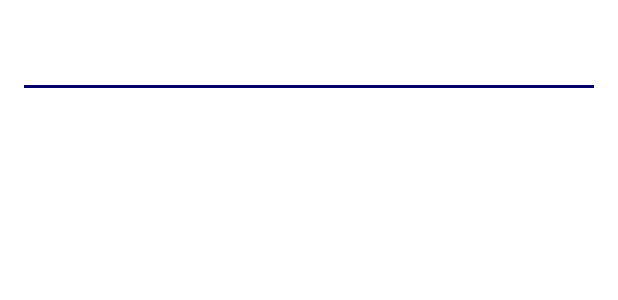
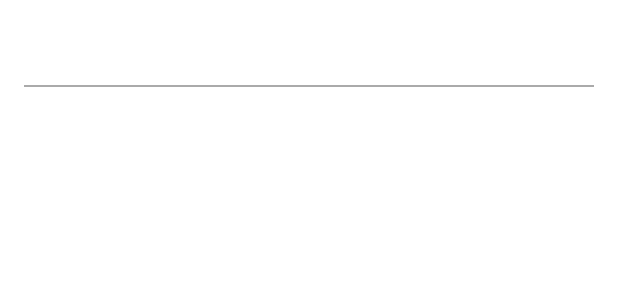
Before and after one commit to AdiJr/Hal-062, an Android app: the layout devices_list.xml on its own in the app's theme, with its tools: preview values and no code run, on a phone screen of 412 x 824 dp. Shown: the top 300 px of the screen. Run offline under Robolectric (Android 15) with nearby library versions, the phone set to English and light mode, and no system bars.

```diff
--- a/app/src/main/res/layout/devices_list.xml
+++ b/app/src/main/res/layout/devices_list.xml
@@ -36,11 +36,11 @@
     <View
         android:id="@+id/view"
         android:layout_width="0dp"
-        android:layout_height="2dp"
+        android:layout_height="1dp"
         android:layout_marginStart="16dp"
         android:layout_marginTop="3dp"
         android:layout_marginEnd="16dp"
-        android:background="@color/colorPrimary"
+        android:background="@android:color/darker_gray"
         app:layout_constraintBottom_toBottomOf="parent"
         app:layout_constraintEnd_toEndOf="parent"
         app:layout_constraintStart_toStartOf="parent"
```
Also changed, not shown: app/src/main/java/pl/edu/pw/meil/knr/MainActivity.java (+5 -4 lines), app/src/main/res/drawable/gps.png (added), app/src/main/res/drawable/wind_rose.png (added).
